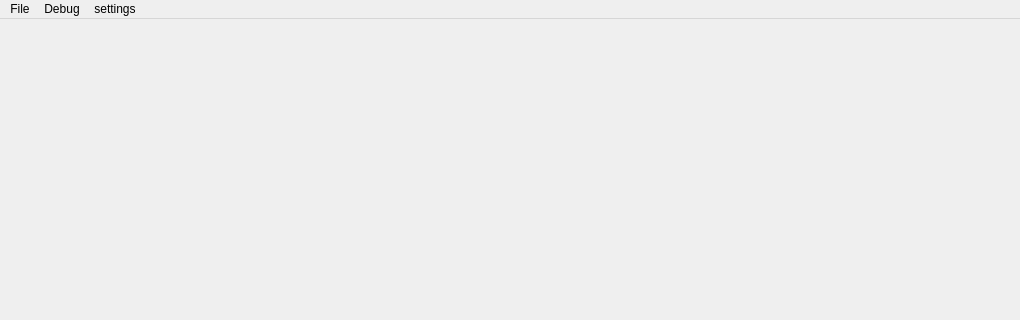
Before: the Qt Designer form uic/main_window.ui in boyzwj/m1x_bte, drawn with Qt 5; both pictures show x 0 to 1020 and y 0 to 320 of the 1020 by 707 pixel window.
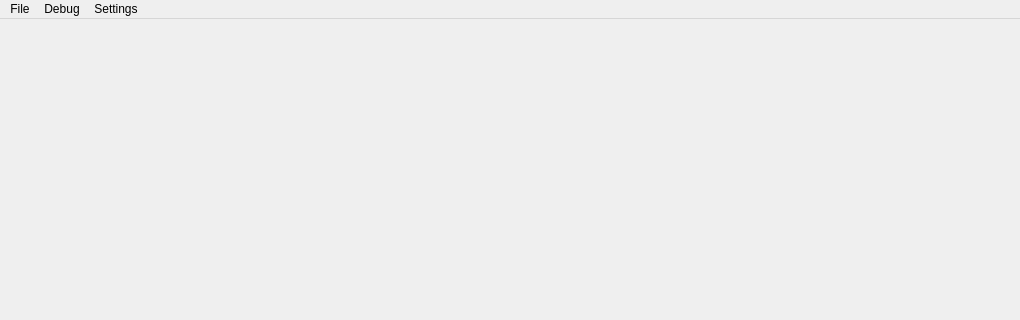
After: the same form once the commit is applied.

The edit to the form file:
```diff
--- a/uic/main_window.ui
+++ b/uic/main_window.ui
@@ -66,15 +66,15 @@
     </property>
     <addaction name="action_attach"/>
    </widget>
-   <widget class="QMenu" name="menusettings">
+   <widget class="QMenu" name="menuSettings">
     <property name="title">
-     <string>settings</string>
+     <string>Settings</string>
     </property>
     <addaction name="action_add_node"/>
    </widget>
    <addaction name="menu"/>
    <addaction name="menuDebug"/>
-   <addaction name="menusettings"/>
+   <addaction name="menuSettings"/>
   </widget>
   <action name="action_open">
    <property name="text">
```
